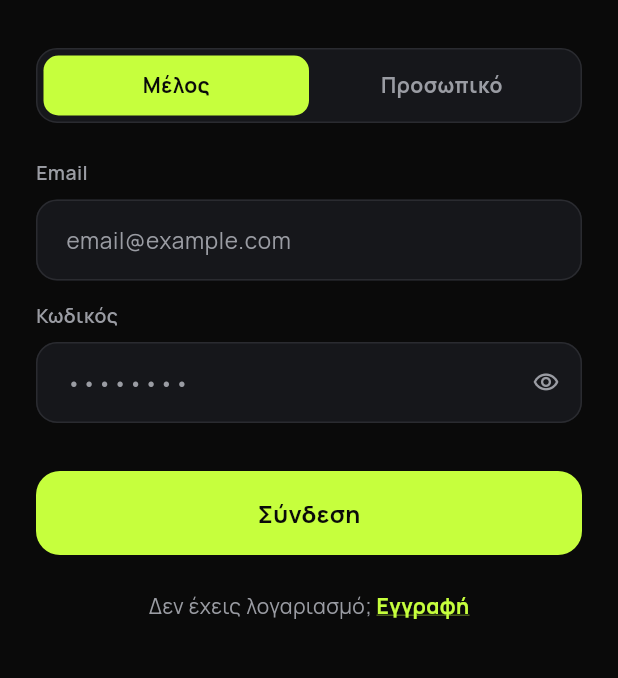
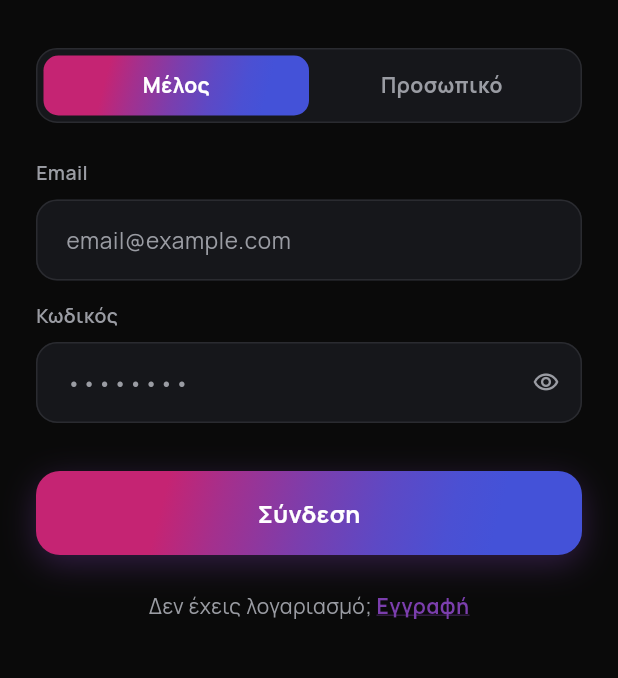
Before and after one commit to damianoskrls/omniplex, a Flutter app: the GlobalLoginScreen screen opened directly with empty values, on a phone screen of 412 x 824 dp, the part 264-942 px from its top. Run offline on Flutter 3.47's test engine with Material 3 defaults, Android fonts, the phone set to English and light mode, and no system bars; our stand-ins replace firebase_core, firebase_messaging, fl_chart, flutter_blue_plus, flutter_local_notifications, flutter_secure_storage and 12 more; missing offline and left inert: flutter_stripe, gal, health, mobile_scanner; accounts and stored records are empty; network calls fail.

Commit message:
fix: replace lime buttons with brand gradient on login/register/OTP + fix Figma URLs
- global_login_screen: button, tab selector, focused border, register link now use brand gradient / accent
- global_register_screen: submit button uses brand gradient
- phone_otp_login_screen: both ElevatedButtons replaced with gradient containers
- onboarding_screen: remove Figma asset URLs (watermarked); slide 3 now uses custom GymEntrancePainter (perspective lines + brand glow) and phone mockup uses gradient background

Co-Authored-By: Claude Sonnet 4.6 <noreply@anthropic.com>

```diff
--- a/flutter-app/lib/screens/global_login_screen.dart
+++ b/flutter-app/lib/screens/global_login_screen.dart
@@ -10,7 +10,13 @@ const _kBg     = Color(0xFF0A0A0A);
 const _kCard   = Color(0xFF16171B);
 const _kBorder = Color(0xFF2A2B30);
 const _kGray   = Color(0xFF9A9CA3);
-const _kLime   = Color(0xFFC6FF3D);
+const _kAccent = Color(0xFF7B3EAD);
+
+const _kBrandGrad = LinearGradient(
+  transform: GradientRotation(3.396),
+  colors: [Color(0xFF4452D8), Color(0xFF4B50D3), Color(0xFF5D49C5), Color(0xFF7B3EAD), Color(0xFFA4308D), Color(0xFFC52473)],
+  stops: [0.1611, 0.2462, 0.3655, 0.5051, 0.6588, 0.7651],
+);
 
 class GlobalLoginScreen extends StatefulWidget {
   const GlobalLoginScreen({
@@ -212,16 +218,20 @@ class _GlobalLoginScreenState extends State<GlobalLoginScreen> {
                       child: Container(
                         height: 56,
                         decoration: BoxDecoration(
-                          color: _kLime,
+                          gradient: _loading ? null : _kBrandGrad,
+                          color: _loading ? _kBorder : null,
                           borderRadius: BorderRadius.circular(16),
+                          boxShadow: _loading ? null : [
+                            BoxShadow(color: const Color(0xFF7B3EAD).withValues(alpha: 0.35), blurRadius: 18, offset: const Offset(0, 6)),
+                          ],
                         ),
                         alignment: Alignment.center,
                         child: _loading
                           ? const SizedBox(width: 22, height: 22,
-                              child: CircularProgressIndicator(strokeWidth: 2.5, color: _kBg))
+                              child: CircularProgressIndicator(strokeWidth: 2.5, color: Colors.white))
                           : Text('Σύνδεση',
                               style: GoogleFonts.manrope(
-                                fontSize: 16, fontWeight: FontWeight.w700, color: _kBg)),
+                                fontSize: 16, fontWeight: FontWeight.w700, color: Colors.white)),
                       ),
                     ),
                     const SizedBox(height: 24),
@@ -235,9 +245,9 @@ class _GlobalLoginScreenState extends State<GlobalLoginScreen> {
                           onTap: _goRegister,
                           child: Text('Εγγραφή',
                             style: GoogleFonts.manrope(
-                              fontSize: 14, fontWeight: FontWeight.w700, color: _kLime,
+                              fontSize: 14, fontWeight: FontWeight.w700, color: _kAccent,
                               decoration: TextDecoration.underline,
-                              decorationColor: _kLime)),
+                              decorationColor: _kAccent)),
                         ),
                       ]),
                     ),
@@ -259,13 +269,14 @@ class _GlobalLoginScreenState extends State<GlobalLoginScreen> {
           duration: const Duration(milliseconds: 150),
           height: 40,
           decoration: BoxDecoration(
-            color: active ? _kLime : Colors.transparent,
+            gradient: active ? _kBrandGrad : null,
+            color: active ? null : Colors.transparent,
             borderRadius: BorderRadius.circular(10),
           ),
           alignment: Alignment.center,
           child: Text(label, style: GoogleFonts.manrope(
             fontSize: 14, fontWeight: FontWeight.w700,
-            color: active ? _kBg : _kGray)),
+            color: active ? Colors.white : _kGray)),
         ),
       ),
     );
@@ -298,7 +309,7 @@ class _GlobalLoginScreenState extends State<GlobalLoginScreen> {
         enabledBorder: OutlineInputBorder(borderRadius: BorderRadius.circular(14),
             borderSide: const BorderSide(color: _kBorder)),
         focusedBorder: OutlineInputBorder(borderRadius: BorderRadius.circular(14),
-            borderSide: const BorderSide(color: _kLime)),
+            borderSide: const BorderSide(color: _kAccent)),
       ),
     );
   }
--- a/flutter-app/lib/screens/global_register_screen.dart
+++ b/flutter-app/lib/screens/global_register_screen.dart
@@ -10,7 +10,15 @@ const _kBg     = Color(0xFF0A0A0A);
 const _kCard   = Color(0xFF16171B);
 const _kBorder = Color(0xFF2A2B30);
 const _kGray   = Color(0xFF9A9CA3);
-const _kLime   = Color(0xFFC52473);
+const _kAccent = Color(0xFF7B3EAD);
+// _kLime kept as alias so it compiles; gradually replace usages below
+const _kLime   = _kAccent;
+
+const _kBrandGrad = LinearGradient(
+  transform: GradientRotation(3.396),
+  colors: [Color(0xFF4452D8), Color(0xFF4B50D3), Color(0xFF5D49C5), Color(0xFF7B3EAD), Color(0xFFA4308D), Color(0xFFC52473)],
+  stops: [0.1611, 0.2462, 0.3655, 0.5051, 0.6588, 0.7651],
+);
 
 class GlobalRegisterScreen extends StatefulWidget {
   const GlobalRegisterScreen({
@@ -362,16 +370,20 @@ class _GlobalRegisterScreenState extends State<GlobalRegisterScreen> {
                   child: Container(
                     height: 56,
                     decoration: BoxDecoration(
-                      color: _kLime,
+                      gradient: _loading ? null : _kBrandGrad,
+                      color: _loading ? _kBorder : null,
                       borderRadius: BorderRadius.circular(16),
+                      boxShadow: _loading ? null : [
+                        BoxShadow(color: const Color(0xFF7B3EAD).withValues(alpha: 0.35), blurRadius: 18, offset: const Offset(0, 6)),
+                      ],
                     ),
                     alignment: Alignment.center,
                     child: _loading
                       ? const SizedBox(width: 22, height: 22,
-                          child: CircularProgressIndicator(strokeWidth: 2.5, color: _kBg))
+                          child: CircularProgressIndicator(strokeWidth: 2.5, color: Colors.white))
                       : Text('Δημιουργία Λογαριασμού',
                           style: GoogleFonts.manrope(
-                            fontSize: 15, fontWeight: FontWeight.w700, color: _kBg)),
+                            fontSize: 15, fontWeight: FontWeight.w700, color: Colors.white)),
                   ),
                 ),
                 const SizedBox(height: 20),
```
Also changed, not shown: flutter-app/lib/screens/onboarding_screen.dart (+67 -11 lines), flutter-app/lib/screens/phone_otp_login_screen.dart (+38 -26 lines).
